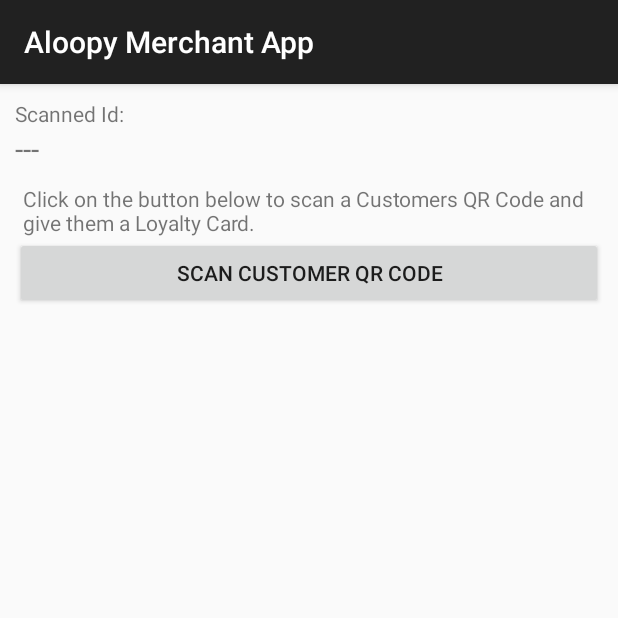
After one commit to nexturninc/Aloopy-Merchant, an Android app: the LoyaltyDetails screen opened directly, with no data from a screen before it, on a phone screen of 412 x 824 dp, the top half of it. The commit adds this screen. Run offline under Robolectric (Android 15) with nearby library versions, the phone set to English and light mode, and no system bars; libraries missing offline, so code that uses them is left out: com.google.zxing.integration; 2 statements that could not run were skipped.

Commit message:
Merchant Loyalty - Customer QR Code scanner

```diff
--- a/AloopyMerchantApp/app/src/main/AndroidManifest.xml
+++ b/AloopyMerchantApp/app/src/main/AndroidManifest.xml
@@ -50,6 +50,10 @@
             android:label="@string/app_name" >
         </activity>
         <activity
+            android:name=".LoyaltyDetails"
+            android:label="@string/app_name" >
+        </activity>
+        <activity
             android:name=".LoginActivity"
             android:label="@string/app_name"
             android:windowSoftInputMode="adjustResize|stateVisible" >
--- /dev/null
+++ b/AloopyMerchantApp/app/src/main/java/com/merchant/aloopy/aloopymerchantapp/LoyaltyDetails.java
@@ -0,0 +1,127 @@
+package com.merchant.aloopy.aloopymerchantapp;
+
+import android.content.Context;
+import android.content.Intent;
+import android.database.Cursor;
+import android.database.sqlite.SQLiteDatabase;
+import android.net.ConnectivityManager;
+import android.os.Bundle;
+import android.support.v7.app.ActionBarActivity;
+import android.view.View;
+import android.widget.Button;
+import android.widget.TextView;
+import android.widget.Toast;
+
+import com.google.zxing.integration.android.IntentIntegrator;
+import com.google.zxing.integration.android.IntentResult;
+import com.merchant.aloopy.aloopydatabase.AloopySQLHelper;
+import com.merchant.aloopy.aloopydatabase.MerchantLoyaltyContract;
+
+import org.w3c.dom.Text;
+
+import java.util.UUID;
+
+/**
+ * Created by imbisibol on 10/1/2015.
+ */
+public class LoyaltyDetails extends ActionBarActivity {
+
+    public String loyaltyID;
+    public TextView lblScannedId;
+
+    private IntentIntegrator integrator = null;
+
+    @Override
+    protected void onCreate(Bundle savedInstanceState) {
+        super.onCreate(savedInstanceState);
+        setContentView(R.layout.loyalty_details);
+
+        //INTENT
+        Intent intent = getIntent();
+        loyaltyID = intent.getStringExtra(getString(R.string.EXTRA_LoyaltyDetail_Id));
+        //customerID
+
+        //CONTROLS
+        lblScannedId = (TextView)findViewById(R.id.lblScannedID);
+        Button btnGiveCustomerLoyalty = (Button)findViewById(R.id.btnGiveCustomerLoyalty);
+        btnGiveCustomerLoyalty.setOnClickListener(new View.OnClickListener() {
+            @Override
+            public void onClick(View v) {
+                if (Common.GetInternetConnectivity((ConnectivityManager) getSystemService(Context.CONNECTIVITY_SERVICE))) {
+                    //INITIALIZE SCANNER APP
+                    integrator = new IntentIntegrator(LoyaltyDetails.this);
+                    integrator.addExtra("SCAN_WIDTH", 640);
+                    integrator.addExtra("SCAN_HEIGHT", 480);
+                    integrator.addExtra("SCAN_MODE", "QR_CODE_MODE");
+                    //customize the prompt message before scanning
+                    integrator.addExtra("PROMPT_MESSAGE", "Scanner Start!");
+                    integrator.initiateScan(IntentIntegrator.QR_CODE_TYPES);
+                } else {
+                    Toast.makeText(getBaseContext(), getString(R.string.message_Internet_Required), Toast.LENGTH_SHORT).show();
+                }
+            }
+        });
+
+
+
+
+        LoadLoyaltyData(loyaltyID);
+    }
+
+    @Override
+    public void onActivityResult(int requestCode, int resultCode, Intent intent) {
+        IntentResult result = IntentIntegrator.parseActivityResult(requestCode, resultCode, intent);
+        if (result != null) {
+            String contents = result.getContents();
+            if (contents != null && contents.length() > 0) {
+                UUID cStampId = null;
+
+                try {
+                    cStampId = UUID.fromString(contents);
+                    lblScannedId.setText(contents);
+                }
+                catch(Exception ex){
+                    lblScannedId.setText("Invalid QR Code scanned!");
+                }
+            } else {
+                lblScannedId.setText("---");
+            }
+        }
+    }
+
+    //METHOD
+    private void LoadLoyaltyData(String id) {
+
+        AloopySQLHelper helper = AloopySQLHelper.getInstance(this);
+        SQLiteDatabase db = helper.getReadableDatabase();
+
+        //GET DATA FROM DB
+        String[] projection = {
+                MerchantLoyaltyContract.MerchantLoyaltyInformation.COLUMN_NAME_Loyalty_ID,
+                MerchantLoyaltyContract.MerchantLoyaltyInformation.COLUMN_NAME_Title,
+                MerchantLoyaltyContract.MerchantLoyaltyInformation.COLUMN_NAME_Volume,
+                MerchantLoyaltyContract.MerchantLoyaltyInformation.COLUMN_NAME_Date_Expiration,
+                MerchantLoyaltyContract.MerchantLoyaltyInformation.COLUMN_NAME_Card_Price,
+                MerchantLoyaltyContract.MerchantLoyaltyInformation.COLUMN_NAME_Loyalty_Card_Image,
+                MerchantLoyaltyContract.MerchantLoyaltyInformation.COLUMN_NAME_Loyalty_Card_QR,
+                MerchantLoyaltyContract.MerchantLoyaltyInformation.COLUMN_NAME_Date_Created,
+                MerchantLoyaltyContract.MerchantLoyaltyInformation.COLUMN_NAME_Date_Modified
+        };
+
+        Cursor c = db.query(
+                MerchantLoyaltyContract.MerchantLoyaltyInformation.TABLE_NAME,  // The table to query
+                projection,                               // The columns to return
+                MerchantLoyaltyContract.MerchantLoyaltyInformation.COLUMN_NAME_Loyalty_ID + " = ?",                                // The columns for the WHERE clause
+                new String[]{id},                            // The values for the WHERE clause
+                null,                                     // don't group the rows
+                null,                                     // don't filter by row groups
+                null                                 // The sort order
+        );
+
+        if(c.moveToNext()) {
+
+        }
+
+    }
+
+}
--- /dev/null
+++ b/AloopyMerchantApp/app/src/main/res/layout/loyalty_details.xml
@@ -0,0 +1,32 @@
+<?xml version="1.0" encoding="utf-8"?>
+<LinearLayout xmlns:android="http://schemas.android.com/apk/res/android"
+    android:orientation="vertical" android:layout_width="match_parent"
+    android:layout_height="match_parent"
+    android:layout_margin="10dp">
+
+    <TextView
+        android:layout_width="fill_parent"
+        android:layout_height="wrap_content"
+        android:text="Scanned Id:"
+        android:textSize="14dp"/>
+    <TextView
+        android:layout_width="fill_parent"
+        android:layout_height="wrap_content"
+        android:id="@+id/lblScannedID"
+        android:textSize="20dp"
+        android:text="---"/>
+
+
+    <TextView
+        android:layout_width="fill_parent"
+        android:layout_height="wrap_content"
+        android:layout_marginLeft="5dp"
+        android:layout_marginTop="10dp"
+        android:text="@string/lblGiveCustomerLoyaltyInstructions"/>
+    <Button
+        android:layout_width="fill_parent"
+        android:layout_height="wrap_content"
+        android:text="@string/btnScanCustomerQR"
+        android:id="@+id/btnGiveCustomerLoyalty"/>
+
+</LinearLayout>
--- a/AloopyMerchantApp/app/src/main/res/values/strings.xml
+++ b/AloopyMerchantApp/app/src/main/res/values/strings.xml
@@ -6,6 +6,7 @@
     <string name="SHARE_PREF_MerchantType">MerchantType</string>
     <string name="EXTRA_LoginDisplay_Name">com.merchant.aloopy.aloopymerchantapp.LoginDisplay_Name</string>
     <string name="EXTRA_StampDetail_Id">com.merchant.aloopy.aloopymerchantapp.StoreStampId</string>
+    <string name="EXTRA_LoyaltyDetail_Id">com.merchant.aloopy.aloopymerchantapp.LoyaltyId</string>
     <string name="EXTRA_QR_Scanner_Mode">QRScannerMode</string>
     <string name="Currency">Php</string>
 
@@ -23,7 +24,7 @@
 
     <string name="MerchantLogoAlt">Merchant Logo</string>
     <string name="StampRewardImageALT">Stamp Reward</string>
-    <string name="btnScanCustomerStamp">Scan Customer Stamp</string>
+    <string name="btnScanCustomerStamp">Stamp Customer Card</string>
     <string name="btnUpdateCustomerStamp">Update Customer Stamp</string>
     <string name="btnBackToList">Back to List</string>
     <string name="lblStampScannerInstructions">Click on the button below to update the Customer Stamp you scanned. This will give them a new Stamp.</string>
@@ -34,6 +35,7 @@
     <string name="lblStampScanCustomerQRInstructions">Click on the button below to scan a Customer\'s QR Code and give them a Stamp Set.</string>
     <string name="lblCustomerStampSetsLabel">Customer Stamp Sets</string>
     <string name="lblCompletedStampSetsLabel">Completed Stamp Sets</string>
+    <string name="lblGiveCustomerLoyaltyInstructions">Click on the button below to scan a Customer\s QR Code and give them a Loyalty Card.</string>
 
 
 </resources>
```
Also changed, not shown: AloopyMerchantApp/app/src/main/java/com/merchant/aloopy/aloopymerchantapp/LoyaltyList.java (+16 -0 lines).
